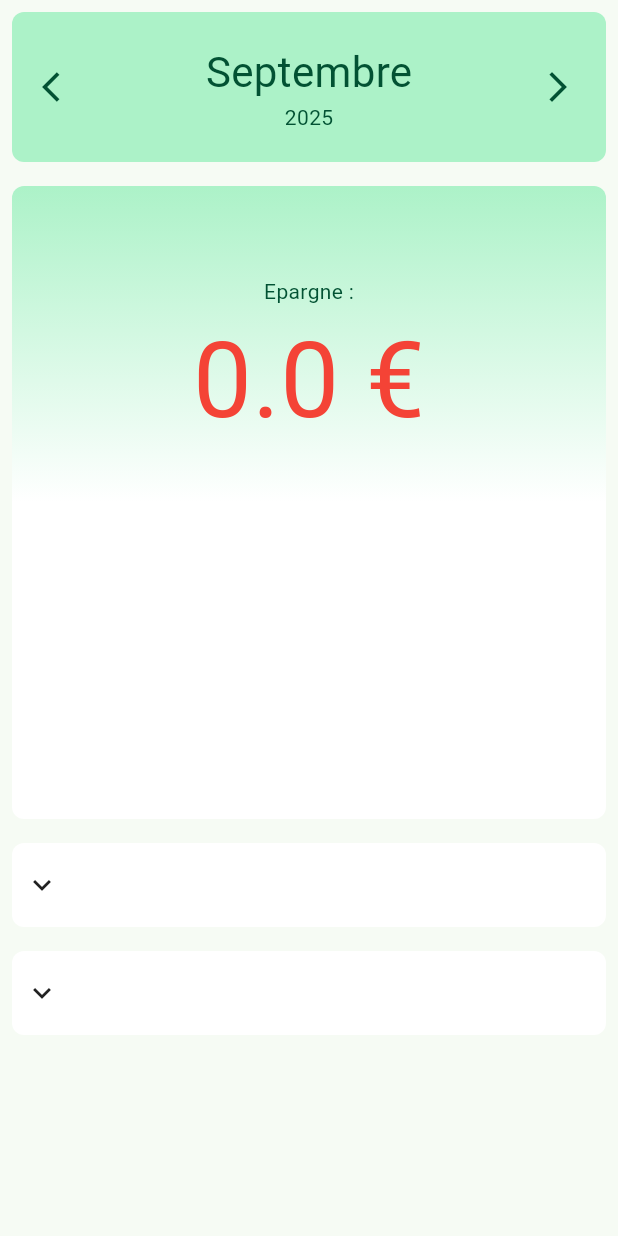
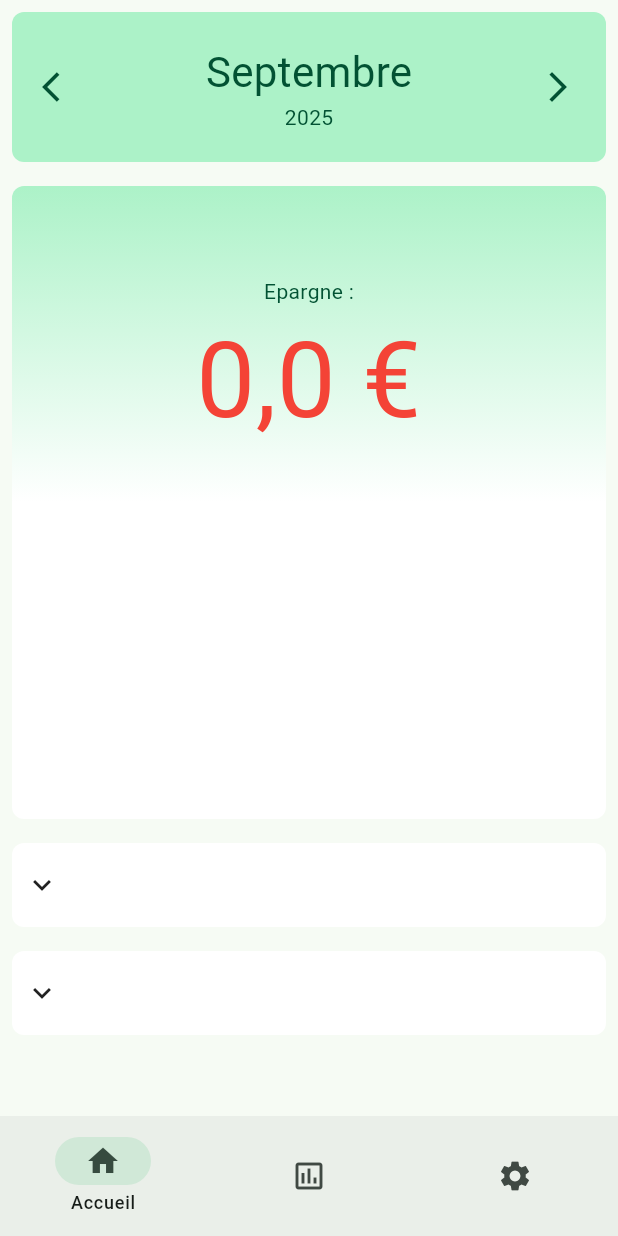
Before and after one commit to SylaneCpn/pense, a Flutter app: the screen it shows after launch, after a tap on the "arrow back ios" icon, on a phone screen of 412 x 824 dp. Run offline on Flutter 3.47's test engine with Material 3 defaults, Android fonts, the phone set to English and light mode, and no system bars; drawn by our look-alikes of dynamic_color.

Commit message:
placeholders for pages + font and layout fixes

```diff
--- a/lib/logic/app_state.dart
+++ b/lib/logic/app_state.dart
@@ -1,5 +1,6 @@
 import 'package:flutter/material.dart';
 import 'package:flutter/scheduler.dart';
+import 'package:pense/logic/utils.dart';
 
 class AppState extends ChangeNotifier {
   static final Color defaultPrimarySeedColor = Colors.greenAccent;
@@ -23,6 +24,16 @@ class AppState extends ChangeNotifier {
   static bool isSystemDark() {
     return SchedulerBinding.instance.platformDispatcher.platformBrightness ==
         Brightness.dark;
+  }
+
+
+  String formatWithCurrency(double amount) {
+    switch (currency) {
+      case '€' :
+        return "${amount.truncateToDecimalPlaces(2).prettyToString().replaceAll(".", ",")} €";
+      default :
+        return "$currency ${amount.truncateToDecimalPlaces(2).prettyToString()}";
+    }
   }
 
   AppColors generateDefaultAppColor() {
--- a/lib/logic/month.dart
+++ b/lib/logic/month.dart
@@ -12,6 +12,18 @@ enum Month {
   november,
   december;
 
+  bool isFuture(int year) {
+    final now = DateTime.now();
+    if (year > now.year) {
+      return true;
+    }
+
+    if (toInt() > now.month && year == now.year) {
+      return true;
+    }
+
+    return false;
+  }
 
   String toStringFr() {
     return switch (this) {
--- a/lib/logic/utils.dart
+++ b/lib/logic/utils.dart
@@ -1,8 +1,19 @@
 import 'dart:math';
 
 extension TruncateToDecimalPlaces on double {
+  double truncateToDecimalPlaces(int fractionalDigits) =>
+      (this * pow(10, fractionalDigits)).truncate() / pow(10, fractionalDigits);
 
-double truncateToDecimalPlaces( int fractionalDigits) =>
-    (this * pow(10, fractionalDigits)).truncate() / pow(10, fractionalDigits);
-
+  String prettyToString() {
+    final [String whole, String decimal] = toString().split('.');
+    final res = StringBuffer();
+    for (int i = 0; i < whole.length; i++) {
+      if ((whole.length - i) % 3 == 0 && whole.length - i != 0) {
+        res.write(' ');
+      }
+      res.write(whole[i]);
+    }
+    res.write(".$decimal");
+    return res.toString();
+  }
 }
--- a/lib/ui/body.dart
+++ b/lib/ui/body.dart
@@ -1,6 +1,6 @@
 import 'package:flutter/material.dart';
 import 'package:pense/logic/record.dart';
-import 'package:pense/ui/main_page/main_page.dart';
+import 'package:pense/ui/page_switcher.dart';
 import 'package:pense/ui/processing_record.dart';
 import 'package:provider/provider.dart';
 
@@ -46,7 +46,7 @@ class _BodyState extends State<Body> with WidgetsBindingObserver {
         (record != null)
             ? ChangeNotifierProvider(
               create: (context) => record!,
-              child: MainPage(),
+              child: PageSwitcher(),
             )
             : ProcessingRecord();
 
--- a/lib/ui/main_page/add_source_widget.dart
+++ b/lib/ui/main_page/add_source_widget.dart
@@ -1,7 +1,6 @@
 import 'package:flutter/material.dart';
 import 'package:pense/logic/app_state.dart';
 import 'package:pense/logic/record.dart';
-import 'package:pense/logic/utils.dart';
 import 'package:provider/provider.dart';
 
 class AddSourceWidget extends StatefulWidget {
@@ -20,8 +19,8 @@ class _AddSourceWidgetState extends State<AddSourceWidget> {
 
 
   double processAmountInput() {
-    final value = _valueController.text.replaceAll(',', '.');
-    return double.tryParse(value)?.truncateToDecimalPlaces(2) ?? 0.0;
+    final value = _valueController.text.replaceAll(',', '.').replaceAll(" ", "");
+    return double.tryParse(value) ?? 0.0;
   }
 
   @override
--- a/lib/ui/main_page/date_banner.dart
+++ b/lib/ui/main_page/date_banner.dart
@@ -29,7 +29,7 @@ class DateBanner extends StatelessWidget {
              children: [
               Padding(
                 padding: const EdgeInsets.all(8.0),
-                child: IconButton(onPressed: prevMonthCallback, icon: Icon(Icons.arrow_back_ios , color: appState.onPrimaryContainer(context),)),
+                child: IconButton(onPressed: prevMonthCallback, icon: Icon(Icons.arrow_back_ios , color: prevMonthCallback != null ? appState.onPrimaryContainer(context) : null,)),
               ),
                Expanded(
                  child: Align(
@@ -54,7 +54,7 @@ class DateBanner extends StatelessWidget {
                ),
                Padding(
                  padding: const EdgeInsets.all(8.0),
-                 child: IconButton(onPressed: nextMonthCallback, icon: Icon(Icons.arrow_forward_ios , color : appState.onPrimaryContainer(context))),
+                 child: IconButton(onPressed: nextMonthCallback, icon: Icon(Icons.arrow_forward_ios , color : nextMonthCallback!= null ? appState.onPrimaryContainer(context) : null)),
                ),
              ],
            ),
--- a/lib/ui/main_page/main_page.dart
+++ b/lib/ui/main_page/main_page.dart
@@ -5,32 +5,13 @@ import 'package:pense/ui/main_page/categories_widget.dart';
 import 'package:pense/ui/main_page/date_banner.dart';
 import 'package:pense/ui/main_page/sum_banner.dart';
 
-class MainPage extends StatefulWidget {
-  const MainPage({super.key});
+class MainPage extends StatelessWidget {
+  const MainPage({super.key , required this.month , required this.year , this.toPrevMonth , this.toNextMonth});
 
-  @override
-  State<MainPage> createState() => _MainPageState();
-}
-
-class _MainPageState extends State<MainPage> {
-  Month month = DateTime.now().month.toMonth();
-  int year = DateTime.now().year;
-
-  void toPrevMonth() {
-    setState(() {
-      final (Month m, int y) = month.prev(year);
-      month = m;
-      year = y;
-    });
-  }
-
-  void toNextMonth() {
-    setState(() {
-      final (Month m, int y) = month.next(year);
-      month = m;
-      year = y;
-    });
-  }
+  final Month month;
+  final int year;
+  final void Function()? toNextMonth;
+  final void Function()? toPrevMonth;
 
   @override
   Widget build(BuildContext context) {
--- a/lib/ui/main_page/sources_widget.dart
+++ b/lib/ui/main_page/sources_widget.dart
@@ -26,7 +26,7 @@ class SourcesWidget extends StatelessWidget {
       children: [
         sources.isNotEmpty
             ? Column(
-              spacing: 18.0,
+              spacing: 6.0,
               children:
                   sources
                       .map(
@@ -87,7 +87,7 @@ class SourceItem extends StatelessWidget {
       CategoryType.income => Colors.green,
       CategoryType.expense => Colors.red
     };
-    return TextStyle(color: color.harmonizeWith(appState.inversePrimary(context)) , fontSize: PortView.biggerRegularTextSize(MediaQuery.sizeOf(context).width));
+    return TextStyle(color: color.harmonizeWith(appState.inversePrimary(context)) , fontSize: PortView.slightlyBiggerRegularTextSize(MediaQuery.sizeOf(context).width));
   }
   const SourceItem({super.key, required this.source , this.categoryType = CategoryType.income});
 
@@ -105,7 +105,7 @@ class SourceItem extends StatelessWidget {
         ),
         Padding(
           padding: const EdgeInsets.only( left : 14.0, right: 14.0),
-          child: Text("${source.value} ${appState.currency}" , style: style(context,appState),),
+          child: Text(appState.formatWithCurrency(source.value) , style: style(context,appState),),
         )
       ],
     );
--- a/lib/ui/main_page/sum_banner.dart
+++ b/lib/ui/main_page/sum_banner.dart
@@ -3,7 +3,6 @@ import 'package:flutter/material.dart';
 import 'package:pense/logic/app_state.dart';
 import 'package:pense/logic/category_type.dart';
 import 'package:pense/logic/month.dart';
-import 'package:pense/logic/utils.dart';
 import 'package:pense/ui/utils/port_view.dart';
 import 'package:pense/ui/utils/default_text.dart';
 import 'package:provider/provider.dart';
@@ -20,7 +19,6 @@ class SumBanner extends StatelessWidget {
     required this.month,
     required this.year,
     required this.width,
-
   });
 
   Decoration containerDecoration(BuildContext context, AppState appState) {
@@ -52,14 +50,18 @@ class SumBanner extends StatelessWidget {
         decoration: containerDecoration(context, appState),
         child: Column(
           children: [
-            Epargne(sum: sum, height: 120,),
+            Epargne(sum: sum, height: 120),
             Row(
               crossAxisAlignment: CrossAxisAlignment.start,
               mainAxisAlignment: MainAxisAlignment.spaceEvenly,
               children: [
                 Expanded(
                   child: Padding(
-                    padding: EdgeInsets.only(left: width / 20  , right: width / 20 , bottom: 40.0),
+                    padding: EdgeInsets.only(
+                      left: width / 20,
+                      right: width / 20,
+                      bottom: 40.0,
+                    ),
                     child: TopSources(
                       categoryType: CategoryType.income,
                       categories: currentElement.incomes,
@@ -70,7 +72,11 @@ class SumBanner extends StatelessWidget {
                 ),
                 Expanded(
                   child: Padding(
-                    padding: EdgeInsets.only(left: width / 20  , right: width / 20 , bottom: 40.0),
+                    padding: EdgeInsets.only(
+                      left: width / 20,
+                      right: width / 20,
+                      bottom: 40.0,
+                    ),
                     child: TopSources(
                       categoryType: CategoryType.expense,
                       categories: currentElement.expenses,
@@ -98,31 +104,34 @@ class Epargne extends StatelessWidget {
         : Colors.red.harmonizeWith(baseColor);
   }
 
-  const Epargne({
-    super.key,
-    required this.sum,
-    required this.height,
-  });
+  const Epargne({super.key, required this.sum, required this.height});
   @override
   Widget build(BuildContext context) {
     final appState = context.read<AppState>();
     return Padding(
-      padding: EdgeInsets.only(top: height / 2 , bottom: height /2),
+      padding: EdgeInsets.only(top: height / 2, bottom: height / 2),
       child: Column(
-        mainAxisAlignment: MainAxisAlignment.start,
+        mainAxisAlignment: MainAxisAlignment.center,
         mainAxisSize: MainAxisSize.min,
         children: [
           Text(
-            style: TextStyle(color: appState.onPrimaryContainer(context),
-            fontSize: PortView.regularTextSize(MediaQuery.sizeOf(context).width)),
+            style: TextStyle(
+              color: appState.onPrimaryContainer(context),
+              fontSize: PortView.regularTextSize(
+                MediaQuery.sizeOf(context).width,
+              ),
+            ),
             "Epargne :",
           ),
           Text(
+            textAlign:  TextAlign.center,
             style: TextStyle(
-              fontSize: PortView.sumBannerSize(MediaQuery.sizeOf(context).width),
+              fontSize: PortView.sumBannerSize(
+                MediaQuery.sizeOf(context).width,
+              ),
               color: sumColor(sum, appState.onPrimaryContainer(context)),
             ),
-            "${sum.truncateToDecimalPlaces(2)} ${appState.currency}",
+            appState.formatWithCurrency(sum),
           ),
         ],
       ),
@@ -152,7 +161,9 @@ class TopSources extends StatelessWidget {
 
     return TextStyle(
       color: color.harmonizeWith(appState.primaryColor(context)),
-      fontSize: PortView.biggerRegularTextSize(MediaQuery.sizeOf(context).width)
+      fontSize: PortView.regularTextSize(
+        MediaQuery.sizeOf(context).width,
+      ),
     );
   }
 
@@ -176,11 +187,17 @@ class TopSources extends StatelessWidget {
       return Row(
         mainAxisAlignment: MainAxisAlignment.spaceEvenly,
         children: [
-          Expanded(child: Text(s.label, style: soureStyle(context, appState))),
+          Expanded(
+            child: Text(
+              overflow: TextOverflow.clip,
+              s.label,
+              style: soureStyle(context, appState),
+            ),
+          ),
           Padding(
             padding: EdgeInsets.only(left: 12.0),
             child: Text(
-              "${s.value} ${appState.currency}",
+              appState.formatWithCurrency(s.value),
               style: soureStyle(context, appState),
             ),
           ),
@@ -192,17 +209,18 @@ class TopSources extends StatelessWidget {
       crossAxisAlignment: CrossAxisAlignment.start,
       children: [
         Padding(
-          padding: const EdgeInsets.only(bottom:  20.0),
+          padding: const EdgeInsets.only(bottom: 20.0),
           child: Text(
             style: TextStyle(
               color: appState.primaryColor(context),
-              fontSize: PortView.doubleRegularTextSize(MediaQuery.sizeOf(context).width),
+              fontSize: PortView.mediumTextSize(
+                MediaQuery.sizeOf(context).width,
+              ),
             ),
             label,
           ),
         ),
-        Column(spacing: 18.0, children: sourceWidgets.toList(),)
-       ,
+        Column(spacing: 18.0, children: sourceWidgets.toList()),
       ],
     );
   }
--- /dev/null
+++ b/lib/ui/page_switcher.dart
@@ -0,0 +1,71 @@
+import 'package:flutter/material.dart';
+import 'package:pense/logic/month.dart';
+import 'package:pense/ui/main_page/main_page.dart';
+
+class PageSwitcher extends StatefulWidget {
+  const PageSwitcher({super.key});
+
+  @override
+  State<PageSwitcher> createState() => _PageSwitcherState();
+}
+
+class _PageSwitcherState extends State<PageSwitcher> {
+  Month month = DateTime.now().month.toMonth();
+  int year = DateTime.now().year;
+
+  void toPrevMonth() {
+    setState(() {
+      final (Month m, int y) = month.prev(year);
+      month = m;
+      year = y;
+    });
+  }
+
+  void toNextMonth() {
+    setState(() {
+      final (Month m, int y) = month.next(year);
+      month = m;
+      year = y;
+    });
+  }
+
+  bool provideToNextMonth() {
+    final (Month nextDateMont, int nextDateYear) = month.next(year);
+    return !nextDateMont.isFuture(nextDateYear);
+  }
+
+  int currentPageIndex = 0;
+  @override
+  Widget build(BuildContext context) {
+    return Scaffold(
+      bottomNavigationBar: NavigationBar(
+        labelBehavior: NavigationDestinationLabelBehavior.onlyShowSelected,
+        selectedIndex: currentPageIndex,
+        onDestinationSelected:
+            (index) => setState(() {
+              currentPageIndex = index;
+            }),
+        destinations: [
+          NavigationDestination(icon: Icon(Icons.home), label: "Accueil"),
+          NavigationDestination(
+            icon: Icon(Icons.poll_outlined),
+            label: "Données",
+          ),
+          NavigationDestination(icon: Icon(Icons.settings), label: "Options"),
+        ],
+      ),
+
+      body:
+          [
+            MainPage(
+              month: month,
+              year: year,
+              toPrevMonth: toPrevMonth,
+              toNextMonth: provideToNextMonth() ? toNextMonth : null,
+            ),
+            Placeholder(),
+            Placeholder(),
+          ][currentPageIndex],
+    );
+  }
+}
```
Also changed, not shown: lib/ui/utils/port_view.dart (+29 -28 lines).
